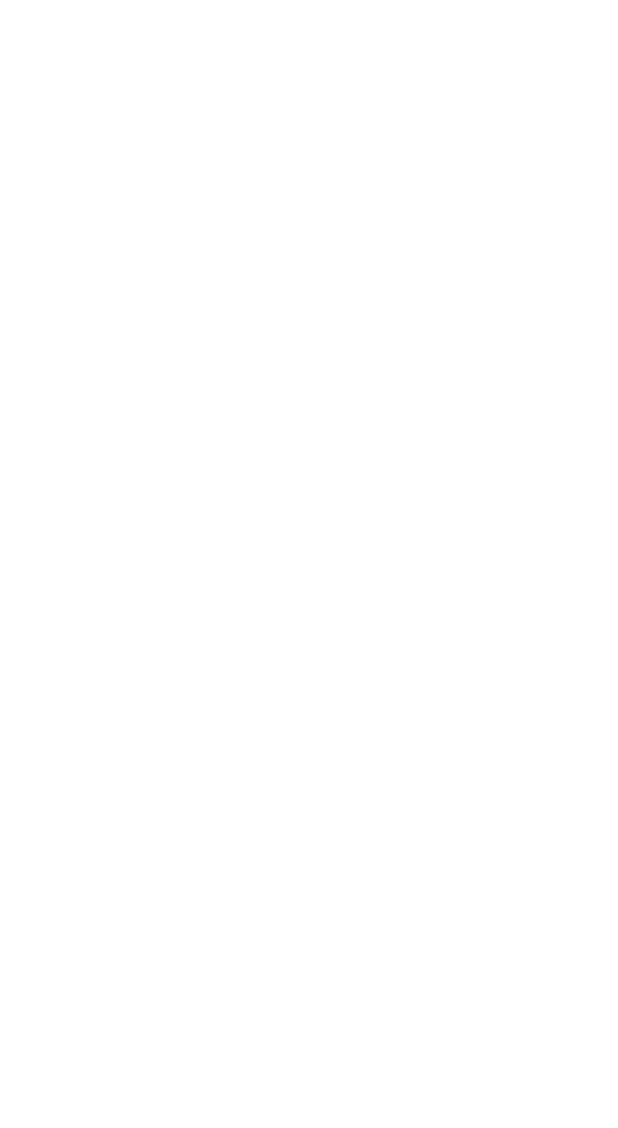
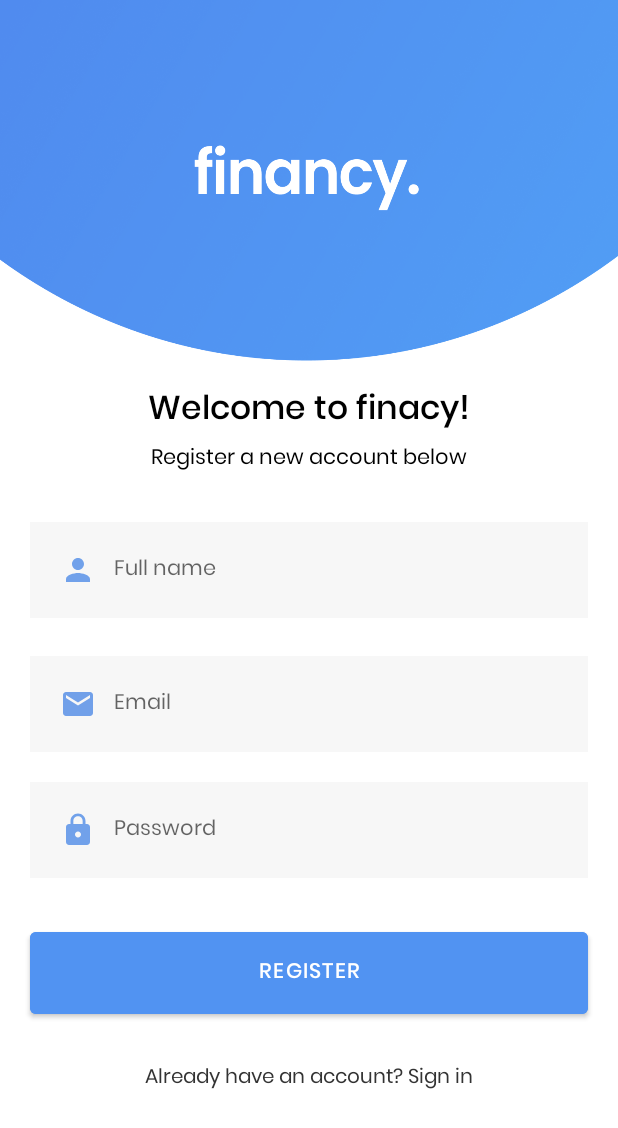
Before and after one commit to bogdanm01/financy, an Android app: the SignUpActivity screen opened directly, with no data from a screen before it, on a phone screen of 412 x 824 dp. Before the commit the part shown is empty. Shown: the top 1128 px of the screen. Run offline under Robolectric (Android 15) with nearby library versions, the phone set to English and light mode, and no system bars.

Commit message:
update layout

```diff
--- /dev/null
+++ b/app/src/main/res/drawable/ic_baseline_email_24.xml
@@ -0,0 +1,5 @@
+<vector android:height="24dp" android:tint="#71A0E9"
+    android:viewportHeight="24" android:viewportWidth="24"
+    android:width="24dp" xmlns:android="http://schemas.android.com/apk/res/android">
+    <path android:fillColor="@android:color/white" android:pathData="M20,4L4,4c-1.1,0 -1.99,0.9 -1.99,2L2,18c0,1.1 0.9,2 2,2h16c1.1,0 2,-0.9 2,-2L22,6c0,-1.1 -0.9,-2 -2,-2zM20,8l-8,5 -8,-5L4,6l8,5 8,-5v2z"/>
+</vector>
--- a/app/src/main/res/layout/activity_sign_in.xml
+++ b/app/src/main/res/layout/activity_sign_in.xml
@@ -4,7 +4,7 @@
     xmlns:tools="http://schemas.android.com/tools"
     android:layout_width="match_parent"
     android:layout_height="match_parent"
-    android:background="@drawable/bacnground_1"
+    android:background="@drawable/background_1"
     tools:context=".SignInActivity">
 
     <!-- Login to your account -->
@@ -12,7 +12,7 @@
         android:id="@+id/id_login_text"
         android:layout_width="match_parent"
         android:layout_height="wrap_content"
-        android:layout_marginTop="315dp"
+        android:layout_marginTop="325dp"
         android:fontFamily="@font/poppins_medium"
         android:gravity="center"
         android:text="Login to your account"
@@ -83,11 +83,11 @@
         />
 
     <TextView
-        android:id="@+id/id_bottom_text"
+        android:id="@+id/login_bottom_text"
         android:layout_below="@id/id_btn_login"
         android:layout_width="match_parent"
         android:layout_height="wrap_content"
-        android:layout_marginTop="30dp"
+        android:layout_marginTop="25dp"
         android:fontFamily="@font/poppins"
         android:gravity="center"
         android:text="Don't have an account? Sign up"
--- a/app/src/main/res/layout/activity_sign_up.xml
+++ b/app/src/main/res/layout/activity_sign_up.xml
@@ -1,11 +1,116 @@
 <?xml version="1.0" encoding="utf-8"?>
-<androidx.constraintlayout.widget.ConstraintLayout xmlns:android="http://schemas.android.com/apk/res/android"
+<RelativeLayout xmlns:android="http://schemas.android.com/apk/res/android"
     xmlns:app="http://schemas.android.com/apk/res-auto"
     xmlns:tools="http://schemas.android.com/tools"
     android:layout_width="match_parent"
     android:layout_height="match_parent"
+    android:background="@drawable/background_sign_up"
     tools:context=".SignUpActivity">
 
+    <!-- Create new account -->
+    <TextView
+        android:id="@+id/id_login_text"
+        android:layout_width="match_parent"
+        android:layout_height="wrap_content"
+        android:layout_marginTop="255dp"
+        android:fontFamily="@font/poppins_medium"
+        android:gravity="center"
+        android:text="Welcome to finacy!"
+        android:textColor="@color/black"
+        android:textSize="22sp" />
 
+    <TextView
+        android:id="@+id/id_login_detail_text"
+        android:layout_below="@id/id_login_text"
+        android:layout_width="match_parent"
+        android:layout_height="wrap_content"
+        android:layout_marginTop="1dp"
+        android:fontFamily="@font/poppins"
+        android:gravity="center"
+        android:text="Register a new account below"
+        android:textColor="@color/black"
+        android:textSize="14sp" />
 
-</androidx.constraintlayout.widget.ConstraintLayout>
+    <!-- REGISTER FULL NAME INPUT -->
+    <EditText
+        android:singleLine="true"
+        android:id="@+id/id_register_name"
+        android:layout_width="match_parent"
+        android:layout_height="wrap_content"
+        android:layout_below="@id/id_login_detail_text"
+        android:layout_marginStart="20dp"
+        android:layout_marginTop="30dp"
+        android:layout_marginEnd="20dp"
+        android:background="#08000000"
+        android:fontFamily="@font/poppins"
+        android:textSize="14dp"
+        android:hint="Full name"
+        android:drawableLeft="@drawable/ic_baseline_person_24"
+        android:drawablePadding="12dp"
+        android:padding="20dp" />
+
+    <!-- REGISTER EMAIL INPUT -->
+    <EditText
+        android:singleLine="true"
+        android:id="@+id/id_register_email"
+        android:layout_width="match_parent"
+        android:layout_height="wrap_content"
+        android:layout_below="@id/id_register_name"
+        android:layout_marginStart="20dp"
+        android:layout_marginTop="25dp"
+        android:layout_marginEnd="20dp"
+        android:background="#08000000"
+        android:fontFamily="@font/poppins"
+        android:textSize="14dp"
+        android:hint="Email"
+        android:drawableLeft="@drawable/ic_baseline_email_24"
+        android:drawablePadding="12dp"
+        android:padding="20dp" />
+
+    <EditText
+        android:id="@+id/id_edit_password"
+        android:layout_width="match_parent"
+        android:layout_height="wrap_content"
+        android:layout_below="@id/id_register_email"
+        android:layout_marginStart="20dp"
+        android:layout_marginTop="20dp"
+        android:layout_marginEnd="20dp"
+        android:background="#08000000"
+        android:fontFamily="@font/poppins"
+        android:textSize="14sp"
+        android:hint="Password"
+        android:ellipsize="start"
+        android:gravity="start"
+        android:drawableStart="@drawable/ic_baseline_lock_24"
+        android:drawablePadding="12dp"
+        android:padding="20dp" />
+
+    <com.google.android.material.button.MaterialButton
+        android:layout_width="match_parent"
+        android:layout_height="wrap_content"
+        android:id="@+id/id_btn_register"
+        android:layout_below="@id/id_edit_password"
+        android:text="REGISTER"
+        android:fontFamily="@font/poppins_medium"
+        android:letterSpacing="0.06"
+        android:backgroundTint="#5193F2"
+        android:layout_centerHorizontal="true"
+        android:layout_marginTop="30dp"
+        android:layout_marginStart="20dp"
+        android:layout_marginEnd="20dp"
+        android:padding="15dp"
+        />
+
+    <TextView
+        android:id="@+id/id_bottom_text"
+        android:layout_below="@id/id_btn_register"
+        android:layout_width="match_parent"
+        android:layout_height="wrap_content"
+        android:layout_marginTop="25dp"
+        android:fontFamily="@font/poppins"
+        android:gravity="center"
+        android:text="Already have an account? Sign in"
+        android:textColor="#333"
+        android:textSize="13sp" />
+
+</RelativeLayout>
```
Also changed, not shown: app/src/main/res/drawable-v24/background_1.png (renamed from app/src/main/res/drawable-v24/bacnground_1.png), app/src/main/res/drawable-v24/background_sign_up.png (added).
